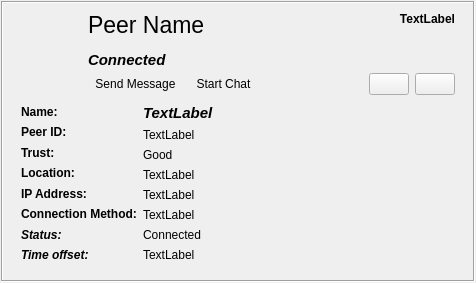
RetroShare/RetroShare, file retroshare-gui/src/gui/feeds/PeerItem.ui: the form before one commit.
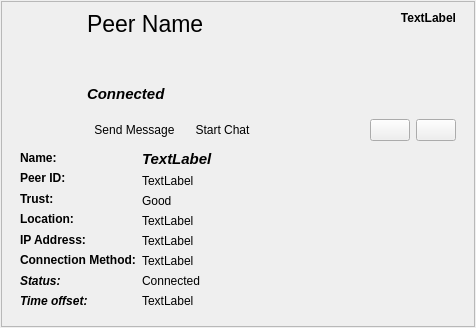
The form after the commit. Icons and pictures are not drawn. Custom widgets are drawn as their Qt base class.

Commit message: Fixed frames to get styles on system style

```diff
--- a/retroshare-gui/src/gui/feeds/PeerItem.ui
+++ b/retroshare-gui/src/gui/feeds/PeerItem.ui
@@ -7,7 +7,7 @@
     <x>0</x>
     <y>0</y>
     <width>476</width>
-    <height>283</height>
+    <height>328</height>
    </rect>
   </property>
   <property name="autoFillBackground">
@@ -38,10 +38,10 @@
       <bool>true</bool>
      </property>
      <property name="frameShape">
-      <enum>QFrame::Box</enum>
+      <enum>QFrame::StyledPanel</enum>
      </property>
      <property name="frameShadow">
-      <enum>QFrame::Sunken</enum>
+      <enum>QFrame::Raised</enum>
      </property>
      <layout class="QGridLayout" name="feedFrame_gL">
       <property name="verticalSpacing">
```
The commit also changes 12 other files.
